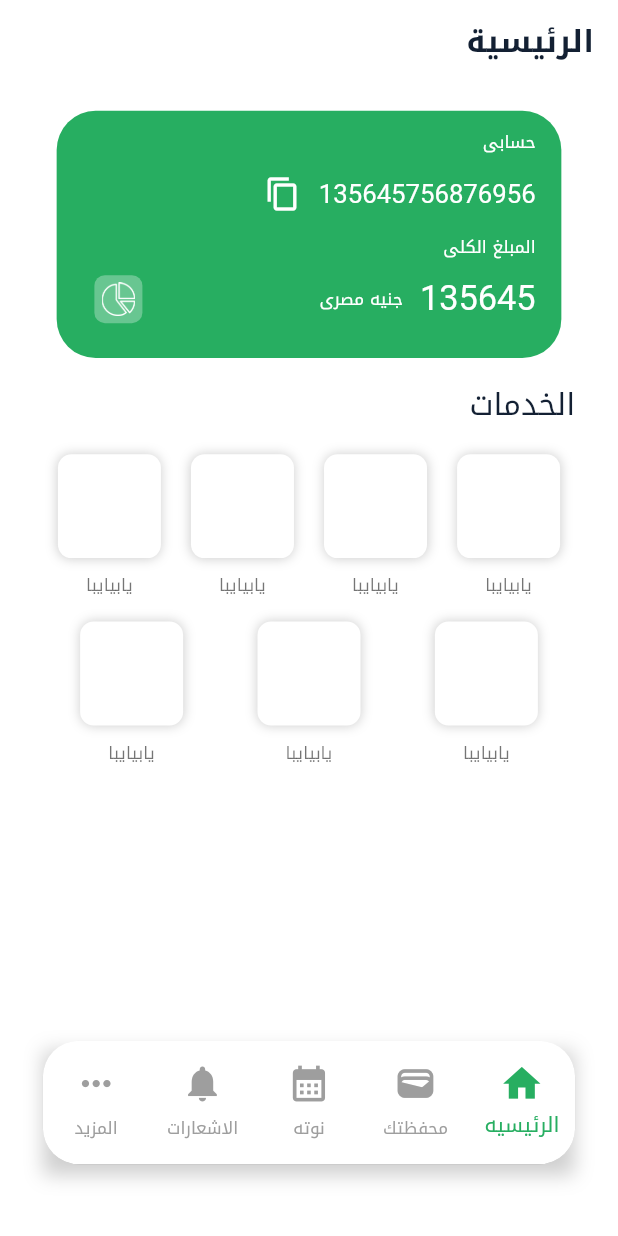
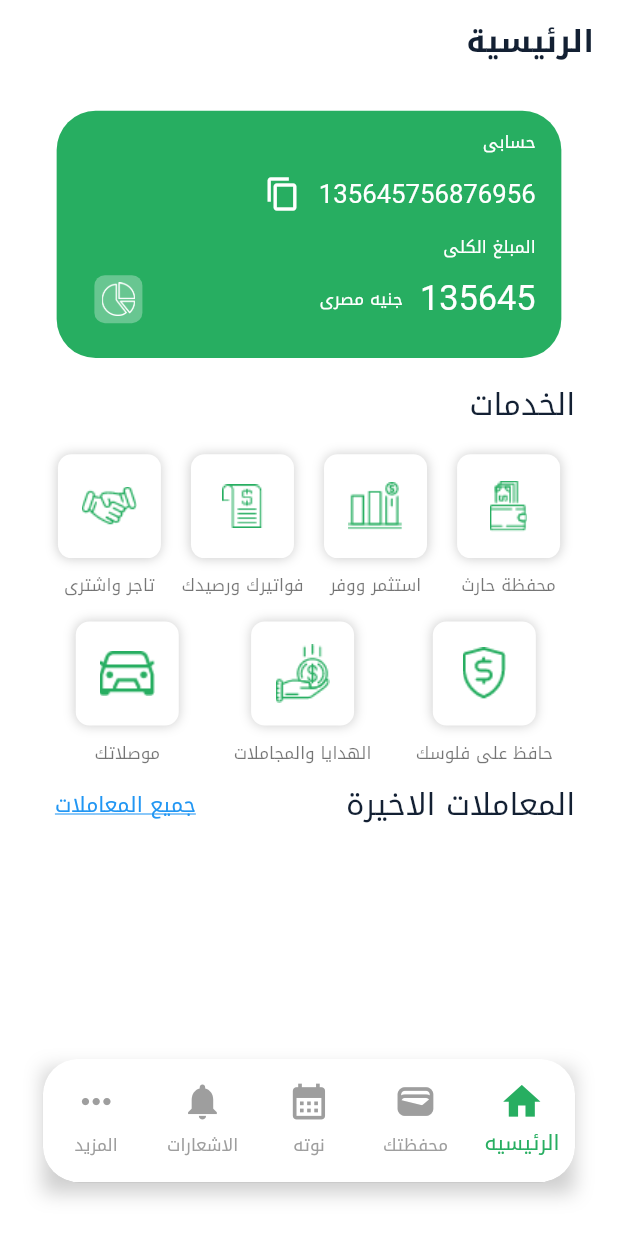
Before and after one commit to mohamedelbaz50/Harith_app, a Flutter app: the screen it shows after launch, on a phone screen of 412 x 824 dp. Run offline on Flutter 3.47's test engine with Material 2 defaults, Android fonts, the phone set to English and light mode, and no system bars; our stand-ins replace flutter_bloc, flutter_screenutil, hexcolor.

Commit message:
finish main screen

```diff
--- a/lib/Layout/layout_screen.dart
+++ b/lib/Layout/layout_screen.dart
@@ -27,7 +27,7 @@ class LayoutScreen extends StatelessWidget {
             body: const MainScreen(),
             bottomNavigationBar: Padding(
               padding: EdgeInsets.only(
-                  left: 25.w, right: 25.w, top: 12.h, bottom: 40.h),
+                  left: 25.w, right: 25.w, top: 12.h, bottom: 30.h),
               child: Container(
                 width: MediaQuery.of(context).size.width / 2,
                 height: MediaQuery.of(context).size.height / 10,
--- a/lib/Layout/main_screen.dart
+++ b/lib/Layout/main_screen.dart
@@ -9,6 +9,7 @@ class MainScreen extends StatelessWidget {
   Widget build(BuildContext context) {
     return Padding(
       padding: EdgeInsets.symmetric(horizontal: 25.w, vertical: 5.h),
+      child: SingleChildScrollView(
         child: Column(
           crossAxisAlignment: CrossAxisAlignment.start,
           children: [
@@ -65,7 +66,8 @@ class MainScreen extends StatelessWidget {
                               style: Theme.of(context)
                                   .textTheme
                                   .caption!
-                                .copyWith(color: Colors.white, fontSize: 20.sp),
+                                  .copyWith(
+                                      color: Colors.white, fontSize: 20.sp),
                             ),
                             SizedBox(
                               width: 10.w,
@@ -75,7 +77,8 @@ class MainScreen extends StatelessWidget {
                               style: Theme.of(context)
                                   .textTheme
                                   .caption!
-                                .copyWith(color: Colors.white, fontSize: 10.sp),
+                                  .copyWith(
+                                      color: Colors.white, fontSize: 10.sp),
                             ),
                           ],
                         ),
@@ -91,7 +94,8 @@ class MainScreen extends StatelessWidget {
                               color: Colors.white.withOpacity(0.3),
                             ),
                             child: const Image(
-                              image: AssetImage("assets/images/pie-chart.png")),
+                                image:
+                                    AssetImage("assets/images/pie-chart.png")),
                           ),
                         )
                       ],
@@ -114,20 +118,20 @@ class MainScreen extends StatelessWidget {
               children: [
                 buildServiceItem(
                     context: context,
-                  image: "assets/images/pie-chart.png",
-                  serviceName: "يابيايبا"),
+                    image: "assets/images/Group 55.png",
+                    serviceName: "محفظة حارث"),
                 buildServiceItem(
                     context: context,
-                  image: "assets/images/pie-chart.png",
-                  serviceName: "يابيايبا"),
+                    image: "assets/images/Group 93.png",
+                    serviceName: "استثمر ووفر"),
                 buildServiceItem(
                     context: context,
-                  image: "assets/images/pie-chart.png",
-                  serviceName: "يابيايبا"),
+                    image: "assets/images/Group 95.png",
+                    serviceName: "فواتيرك ورصيدك"),
                 buildServiceItem(
                     context: context,
-                  image: "assets/images/pie-chart.png",
-                  serviceName: "يابيايبا")
+                    image: "assets/images/Group 63.png",
+                    serviceName: "تاجر واشترى")
               ],
             ),
             SizedBox(
@@ -138,19 +142,37 @@ class MainScreen extends StatelessWidget {
               children: [
                 buildServiceItem(
                     context: context,
-                  image: "assets/images/pie-chart.png",
-                  serviceName: "يابيايبا"),
+                    image: "assets/images/money-protection.png",
+                    serviceName: "حافظ على فلوسك"),
                 buildServiceItem(
                     context: context,
-                  image: "assets/images/pie-chart.png",
-                  serviceName: "يابيايبا"),
+                    image: "assets/images/Group 96.png",
+                    serviceName: "الهدايا والمجاملات"),
                 buildServiceItem(
                     context: context,
-                  image: "assets/images/pie-chart.png",
-                  serviceName: "يابيايبا"),
+                    image: "assets/images/Car.png",
+                    serviceName: "موصلاتك"),
               ],
-          )
+            ),
+            Row(
+              children: [
+                Text(
+                  "المعاملات الاخيرة",
+                  style: Theme.of(context).textTheme.headline4!.copyWith(
+                        fontWeight: FontWeight.normal,
+                      ),
+                ),
+                const Spacer(),
+                TextButton(
+                    onPressed: () {},
+                    child: const Text(
+                      "جميع المعاملات",
+                      style: TextStyle(decoration: TextDecoration.underline),
+                    ))
               ],
+            ),
+          ],
+        ),
       ),
     );
   }
```
Also changed, not shown: assets/images/Car.png (added), assets/images/Group 55.png (added), assets/images/Group 63.png (added), assets/images/Group 93.png (added), assets/images/Group 95.png (added), assets/images/Group 96.png (added), assets/images/money-protection.png (added). Lines whose indentation alone changed are shown as unchanged.
